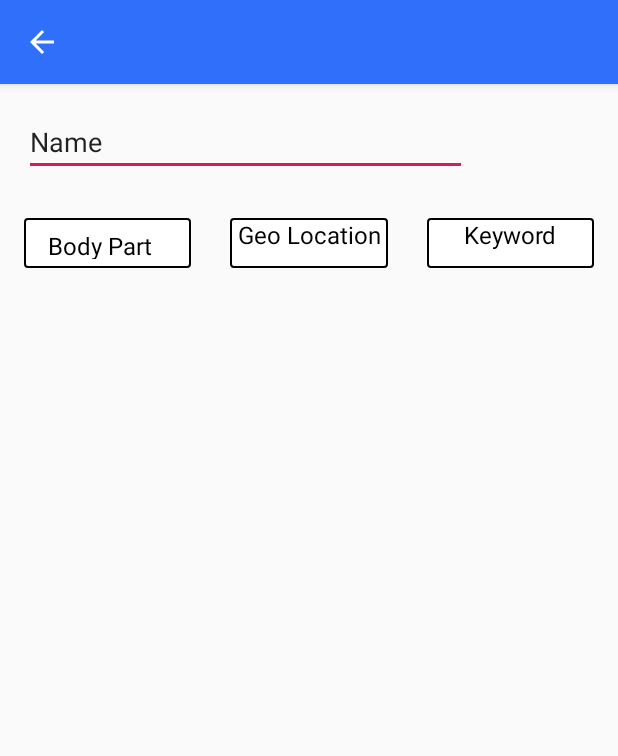
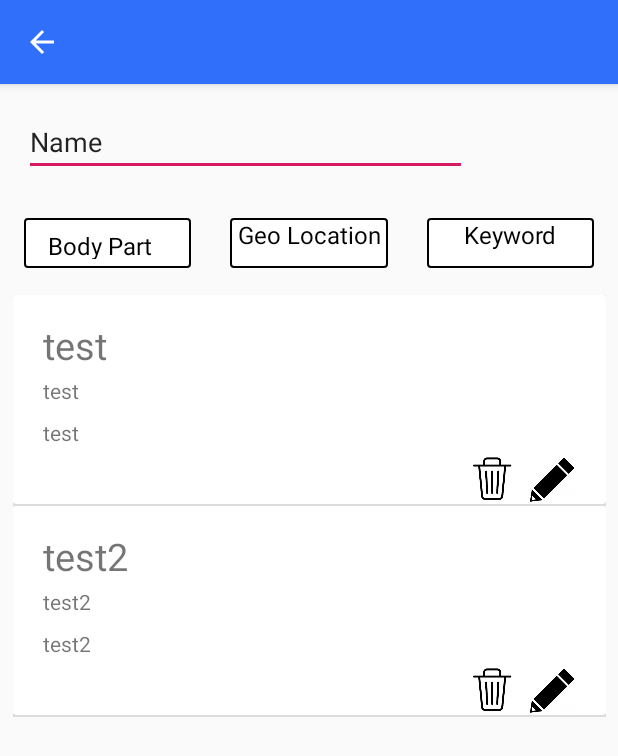
Before and after one commit to CMPUT301F18T18/Health-Detective, an Android app: the SearchActivity screen opened directly, with no data from a screen before it, on a phone screen of 412 x 824 dp. Shown: the top 756 px of the screen. Run offline under Robolectric (Android 15) with nearby library versions, the phone set to English and light mode, and no system bars.

Commit message:
working search list view

```diff
--- a/app/src/main/java/cmput301f18t18/health_detective/presentation/view/activity/RecordListAdapter.java
+++ b/app/src/main/java/cmput301f18t18/health_detective/presentation/view/activity/RecordListAdapter.java
@@ -10,8 +10,6 @@ import android.widget.ArrayAdapter;
 import android.widget.ImageView;
 import android.widget.TextView;
 import android.widget.Toast;
-
-import org.w3c.dom.Text;
 
 import java.util.ArrayList;
 import java.util.List;
@@ -36,10 +34,10 @@ public class RecordListAdapter extends ArrayAdapter implements View.OnClickListe
         LayoutInflater inflater = LayoutInflater.from(mContext);
         rowView = inflater.inflate(R.layout.ind_record_view, null, true);
 
-        TextView recordTitle = rowView.findViewById(R.id.recordTitle);
+        TextView recordTitle = rowView.findViewById(R.id.titleView);
         recordTitle.setText("Test");
 
-        TextView recordUser = rowView.findViewById(R.id.recordUser);
+        TextView recordUser = rowView.findViewById(R.id.userIdView);
         recordUser.setText("test");
 
         TextView recordDescription = rowView.findViewById(R.id.recordDesc);
--- a/app/src/main/java/cmput301f18t18/health_detective/presentation/view/activity/SearchActivity.java
+++ b/app/src/main/java/cmput301f18t18/health_detective/presentation/view/activity/SearchActivity.java
@@ -3,6 +3,7 @@ package cmput301f18t18.health_detective.presentation.view.activity;
 import android.support.v7.app.AppCompatActivity;
 import android.os.Bundle;
 import android.support.v7.widget.Toolbar;
+import android.widget.ListView;
 import android.widget.Spinner;
 
 import java.util.ArrayList;
@@ -15,9 +16,15 @@ import cmput301f18t18.health_detective.R;
 
 public class SearchActivity extends AppCompatActivity {
 
+    // Drop down checkbox adapter
     private final List<BodyPartCheckBoxAdapter.SpinnerItem<String>> spinner_items = new ArrayList<>();
     private final Set<String> selected_items = new HashSet<>();
     List<String> bodyParts = new ArrayList<>(Arrays.asList("Left Leg", "Right Leg", "Left Arm", "Right Arm", "Head"));
+
+    //searchList adapter
+    ListView listView;
+    SearchListAdapter searchAdapter;
+    ArrayList<String> testList = new ArrayList<>();
 
     @Override
     protected void onCreate(Bundle savedInstanceState) {
@@ -36,8 +43,15 @@ public class SearchActivity extends AppCompatActivity {
         String headerText = "Body Part";
 
         Spinner spinner = findViewById(R.id.spinner);
-        BodyPartCheckBoxAdapter adapter = new BodyPartCheckBoxAdapter(this, headerText, spinner_items, selected_items);
-        spinner.setAdapter(adapter);
+        BodyPartCheckBoxAdapter checkAdapter = new BodyPartCheckBoxAdapter(this, headerText, spinner_items, selected_items);
+        spinner.setAdapter(checkAdapter);
+
+        listView = findViewById(R.id.searchList);
+        testList.add("test");
+        testList.add("test2");
+
+        searchAdapter = new SearchListAdapter(this, testList);
+        listView.setAdapter(searchAdapter);
 
         // when you want to see what the user has selected, look in the `selected_items`
         // set anywhere in your activity
--- /dev/null
+++ b/app/src/main/java/cmput301f18t18/health_detective/presentation/view/activity/SearchListAdapter.java
@@ -0,0 +1,75 @@
+package cmput301f18t18.health_detective.presentation.view.activity;
+
+import android.app.Activity;
+import android.content.Context;
+import android.support.annotation.NonNull;
+import android.view.LayoutInflater;
+import android.view.View;
+import android.view.ViewGroup;
+import android.widget.ArrayAdapter;
+import android.widget.ImageView;
+import android.widget.TextView;
+import android.widget.Toast;
+
+import java.util.ArrayList;
+import java.util.List;
+
+import cmput301f18t18.health_detective.R;
+
+public class SearchListAdapter extends ArrayAdapter{
+
+    private Context mContext;
+    private List<String> testList = new ArrayList<>();
+
+
+    public SearchListAdapter(@NonNull Activity context, ArrayList<String> list) {
+        super(context, R.layout.ind_search_view, list);
+        mContext = context;
+        testList = list;
+    }
+
+    @Override
+    public View getView(final int postition, View view, ViewGroup parent){
+        View rowView = view;
+        LayoutInflater inflater = LayoutInflater.from(mContext);
+        rowView = inflater.inflate(R.layout.ind_search_view, null, true);
+
+        // Setting delete image
+        ImageView deleteImg = (ImageView) rowView.findViewById(R.id.deleteImg);
+        deleteImg.setImageResource(R.drawable.delete);
+
+        // Setting edit image
+        ImageView editImg = (ImageView) rowView.findViewById(R.id.editImg);
+        editImg.setImageResource(R.drawable.editpencil);
+
+        String data = testList.get(postition);
+        TextView titleText = rowView.findViewById(R.id.titleView);
+        titleText.setText(data);
+
+        TextView userIdText = rowView.findViewById(R.id.userIdView);
+        userIdText.setText(data);
+
+        TextView descText = rowView.findViewById(R.id.descView);
+        descText.setText(data);
+
+
+        deleteImg.setOnClickListener(new View.OnClickListener() {
+            @Override
+            public void onClick(View v) {
+                Toast toast = Toast.makeText(mContext, "Delete", Toast.LENGTH_SHORT);
+                toast.show();
+            }
+        });
+
+        editImg.setOnClickListener((new View.OnClickListener() {
+            @Override
+            public void onClick(View v) {
+                Toast toast = Toast.makeText(mContext, "Edit"+ testList.get(postition), Toast.LENGTH_SHORT);
+                toast.show();
+            }
+        }));
+
+        return rowView;
+
+    }
+}
--- a/app/src/main/res/layout/activity_search.xml
+++ b/app/src/main/res/layout/activity_search.xml
@@ -61,4 +61,15 @@
         app:layout_constraintStart_toEndOf="@+id/geoLocation"
         app:layout_constraintTop_toBottomOf="@+id/editText2" />
 
+    <ListView
+        android:id="@+id/searchList"
+        android:layout_width="395dp"
+        android:layout_height="511dp"
+        android:layout_marginEnd="16dp"
+        android:layout_marginStart="16dp"
+        android:layout_marginTop="18dp"
+        app:layout_constraintEnd_toEndOf="parent"
+        app:layout_constraintStart_toStartOf="parent"
+        app:layout_constraintTop_toBottomOf="@+id/spinner" />
+
 </android.support.constraint.ConstraintLayout>
--- a/app/src/main/res/layout/ind_record_view.xml
+++ b/app/src/main/res/layout/ind_record_view.xml
@@ -30,7 +30,7 @@
                 app:srcCompat="@drawable/delete" />
 
             <TextView
-                android:id="@+id/recordTitle"
+                android:id="@+id/titleView"
                 android:layout_width="0dp"
                 android:layout_height="34dp"
                 android:layout_marginEnd="45dp"
@@ -56,14 +56,14 @@
                 app:layout_constraintStart_toEndOf="@+id/recordBL" />
 
             <TextView
-                android:id="@+id/recordUser"
+                android:id="@+id/userIdView"
                 android:layout_width="0dp"
                 android:layout_height="23dp"
                 android:layout_marginStart="16dp"
                 android:layout_marginTop="4dp"
                 android:text="@string/user_id"
                 app:layout_constraintStart_toStartOf="parent"
-                app:layout_constraintTop_toBottomOf="@+id/recordTitle" />
+                app:layout_constraintTop_toBottomOf="@+id/titleView" />
 
             <TextView
                 android:id="@+id/recordDesc"
@@ -77,7 +77,7 @@
                 app:layout_constraintEnd_toStartOf="@+id/recordImg"
                 app:layout_constraintHorizontal_bias="0.0"
                 app:layout_constraintStart_toStartOf="parent"
-                app:layout_constraintTop_toBottomOf="@+id/recordTitle" />
+                app:layout_constraintTop_toBottomOf="@+id/titleView" />
 
             <TextView
                 android:id="@+id/recordBL"
@@ -102,7 +102,7 @@
                 app:layout_constraintBottom_toTopOf="@+id/deleteImg"
                 app:layout_constraintEnd_toEndOf="parent"
                 app:layout_constraintHorizontal_bias="1.0"
-                app:layout_constraintStart_toEndOf="@+id/recordUser"
+                app:layout_constraintStart_toEndOf="@+id/userIdView"
                 app:layout_constraintTop_toTopOf="parent"
                 app:layout_constraintVertical_bias="0.0"
                 app:srcCompat="@drawable/text_border" />
--- /dev/null
+++ b/app/src/main/res/layout/ind_search_view.xml
@@ -0,0 +1,80 @@
+<?xml version="1.0" encoding="utf-8"?>
+<LinearLayout
+    xmlns:android="http://schemas.android.com/apk/res/android"
+    xmlns:app="http://schemas.android.com/apk/res-auto"
+    xmlns:tools="http://schemas.android.com/tools"
+    android:layout_width="match_parent"
+    android:layout_height="match_parent">
+
+    <android.support.v7.widget.CardView
+        android:layout_width="match_parent"
+        android:layout_height="139dp">
+
+        <android.support.constraint.ConstraintLayout
+            android:id="@+id/relativeLayout2"
+            android:layout_width="match_parent"
+            android:layout_height="138dp">
+
+            <TextView
+                android:id="@+id/titleView"
+                android:layout_width="0dp"
+                android:layout_height="34dp"
+                android:layout_marginEnd="16dp"
+                android:layout_marginStart="20dp"
+                android:layout_marginTop="16dp"
+                android:text="@string/recTitle"
+                android:textSize="25dp"
+                app:layout_constraintEnd_toEndOf="parent"
+                app:layout_constraintStart_toStartOf="parent"
+                app:layout_constraintTop_toTopOf="parent" />
+
+            <TextView
+                android:id="@+id/userIdView"
+                android:layout_width="0dp"
+                android:layout_height="23dp"
+                android:layout_marginEnd="186dp"
+                android:layout_marginStart="20dp"
+                android:layout_marginTop="4dp"
+                android:text="@string/user_id"
+                app:layout_constraintEnd_toEndOf="parent"
+                app:layout_constraintStart_toStartOf="parent"
+                app:layout_constraintTop_toBottomOf="@+id/titleView" />
+
+            <TextView
+                android:id="@+id/descView"
+                android:layout_width="0dp"
+                android:layout_height="56dp"
+                android:layout_marginEnd="16dp"
+                android:layout_marginStart="20dp"
+                android:layout_marginTop="32dp"
+                android:text="@string/problemDesc"
+                app:layout_constraintEnd_toEndOf="parent"
+                app:layout_constraintStart_toStartOf="parent"
+                app:layout_constraintTop_toBottomOf="@+id/titleView" />
+
+            <ImageView
+                android:id="@+id/editImg"
+                android:layout_width="40dp"
+                android:layout_height="30dp"
+                android:layout_marginEnd="16dp"
+                android:layout_marginTop="89dp"
+                app:layout_constraintBottom_toBottomOf="parent"
+                app:layout_constraintEnd_toEndOf="parent"
+                app:layout_constraintTop_toTopOf="parent"
+                app:layout_constraintVertical_bias="1.0"
+                app:srcCompat="@drawable/editpencil" />
+
+            <ImageView
+                android:id="@+id/deleteImg"
+                android:layout_width="40dp"
+                android:layout_height="30dp"
+                android:layout_marginTop="89dp"
+                app:layout_constraintBottom_toBottomOf="parent"
+                app:layout_constraintEnd_toStartOf="@+id/editImg"
+                app:layout_constraintTop_toTopOf="parent"
+                app:layout_constraintVertical_bias="1.0"
+                app:srcCompat="@drawable/delete" />
+
+        </android.support.constraint.ConstraintLayout>
+    </android.support.v7.widget.CardView>
+</LinearLayout>
```
